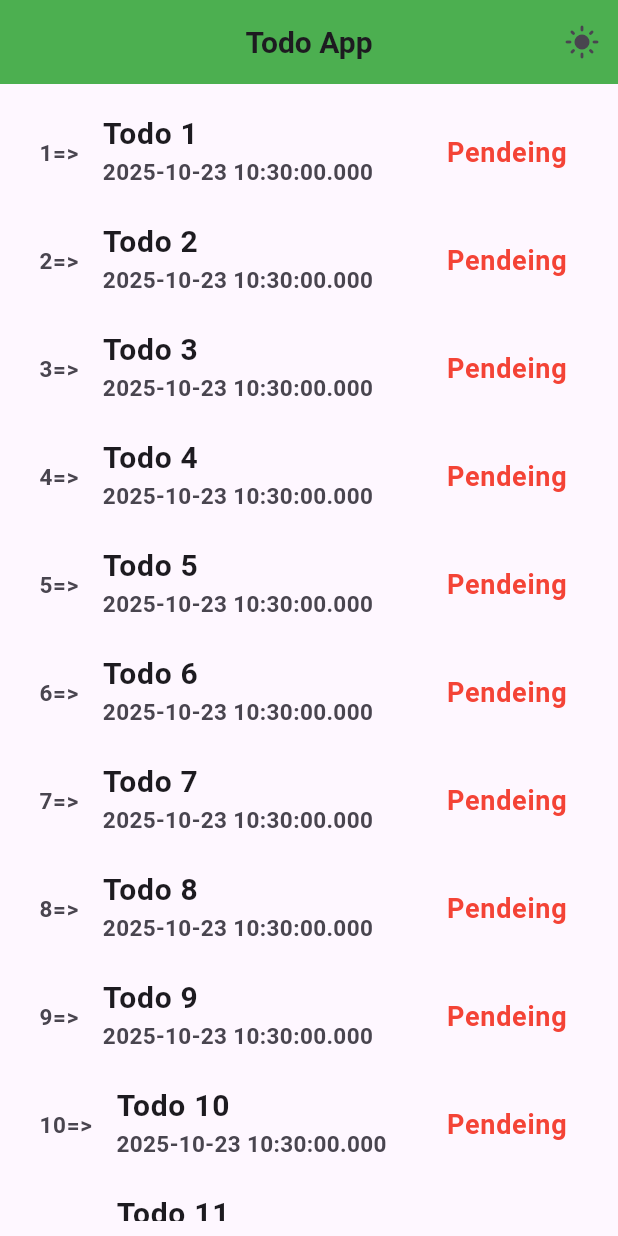
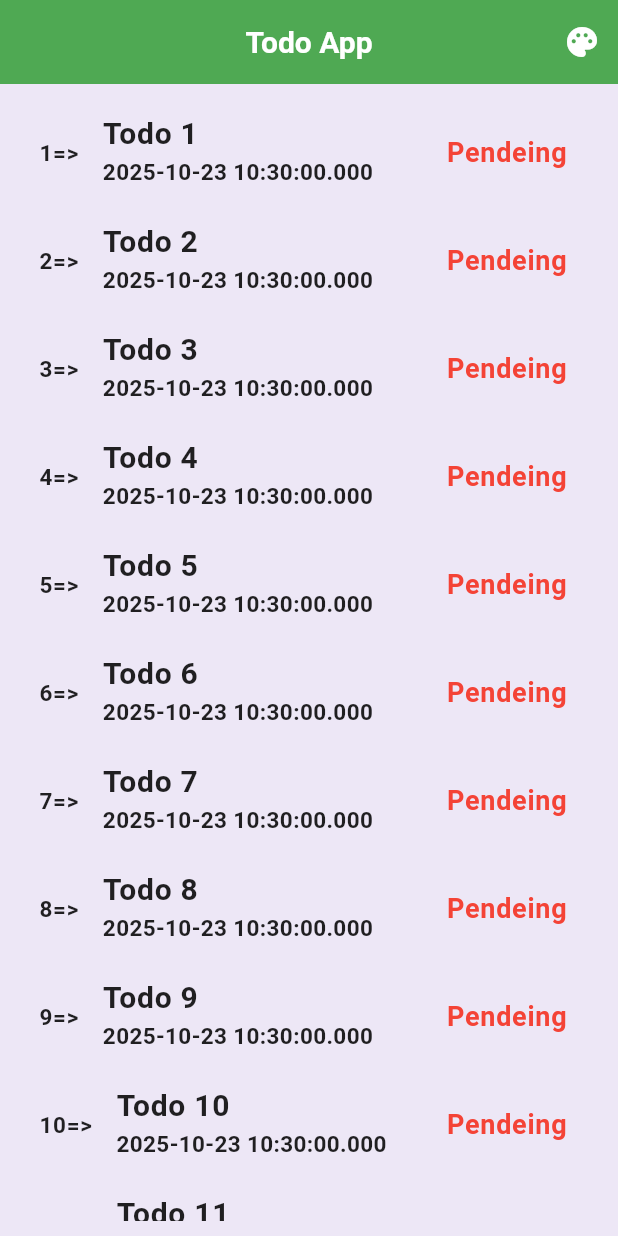
Before and after one commit to RazzaqAhmad/my_new_app, a Flutter app: the screen it shows after launch, on a phone screen of 412 x 824 dp. Run offline on Flutter 3.47's test engine with Material 3 defaults, Android fonts, the phone set to English and light mode, and no system bars.

Commit message:
Multitheme Provider

```diff
--- a/lib/My_Screens/alltodos_screen.dart
+++ b/lib/My_Screens/alltodos_screen.dart
@@ -1,5 +1,4 @@
 import 'package:flutter/material.dart';
-import 'package:my_new_app/models/todo.dart';
 import 'package:my_new_app/my_screens/singletodo_screen.dart';
 import 'package:my_new_app/providers/themprovider.dart';
 import 'package:my_new_app/providers/withprovider.dart';
@@ -15,19 +14,14 @@ class _AllTodosScreenState extends State<AllTodosScreen> {
   @override
   Widget build(BuildContext context) {
     final provider = context.watch<TodoProvider>();
+    final themprovider = context.read<ThemeProvider>();
     return Scaffold(
       appBar: AppBar(
         actions: [
           IconButton(
-            icon: Icon(
-              context.watch<ThemeProvider>().isDark
-                  ? Icons.dark_mode
-                  : Icons.light_mode,
-            ),
-            tooltip: context.watch<ThemeProvider>().isDark
-                ? 'Switch to Light Mode'
-                : 'Switch to Dark Mode',
-            onPressed: () => context.read<ThemeProvider>().toggleTheme(),
+            icon: Icon(Icons.palette),
+            tooltip: 'Switch to next theme Mode',
+            onPressed: () => themprovider.nextTheme(),
           ),
         ],
         centerTitle: true,
@@ -48,6 +42,9 @@ class _AllTodosScreenState extends State<AllTodosScreen> {
                   itemBuilder: (context, index) {
                     var singletodo = provider.todos[index];
                     return ListTile(
+                      hoverColor: themprovider.currentTheme.primaryColor,
+                      selectedColor:
+                          themprovider.currentTheme.scaffoldBackgroundColor,
                       leading: Text(
                         '${index + 1}=>',
                         style: TextStyle(
@@ -73,7 +70,7 @@ class _AllTodosScreenState extends State<AllTodosScreen> {
                         singletodo.iScompleted ? "Completed" : "Pendeing",
                         style: TextStyle(
                           color: singletodo.iScompleted
-                              ? Colors.green
+                              ? const Color.fromARGB(255, 220, 247, 221)
                               : Colors.red,
                           fontSize: 18,
                           fontWeight: FontWeight.bold,
--- a/lib/My_Screens/singletodo_screen.dart
+++ b/lib/My_Screens/singletodo_screen.dart
@@ -1,6 +1,5 @@
 import 'package:flutter/material.dart';
 import 'package:my_new_app/models/todo.dart';
-import 'package:my_new_app/my_screens/alltodos_screen.dart';
 import 'package:my_new_app/providers/withprovider.dart';
 import 'package:provider/provider.dart';
 
@@ -73,6 +72,14 @@ class SingleTodoScreen extends StatelessWidget {
                   style: TextStyle(fontSize: 18, fontWeight: FontWeight.bold),
                 ),
               ),
+              Row(
+                children: [
+                  Text(
+                    "WelCome${updatedTodo.title}",
+                    style: TextStyle(fontSize: 20, fontWeight: FontWeight.bold),
+                  ),
+                ],
+              ),
             ],
           ),
         ),
--- a/lib/main.dart
+++ b/lib/main.dart
@@ -1,8 +1,8 @@
 import 'package:flutter/material.dart';
-import 'package:my_new_app/My_Screens/alltodos_screen.dart';
-import 'package:my_new_app/providers/themprovider.dart';
-import 'package:my_new_app/providers/withprovider.dart';
 import 'package:provider/provider.dart';
+import 'providers/themprovider.dart';
+import 'My_Screens/alltodos_screen.dart';
+import 'providers/withprovider.dart';
 
 void main() {
   runApp(
@@ -11,7 +11,7 @@ void main() {
         ChangeNotifierProvider(create: (_) => ThemeProvider()),
         ChangeNotifierProvider(create: (_) => TodoProvider()),
       ],
-      child: MyApp(),
+      child: const MyApp(),
     ),
   );
 }
@@ -21,10 +21,10 @@ class MyApp extends StatelessWidget {
 
   @override
   Widget build(BuildContext context) {
-    final themeProvider = context.watch<ThemeProvider>();
+    final themeProvider = Provider.of<ThemeProvider>(context);
     return MaterialApp(
+      title: 'Todo Multi-Theme',
       debugShowCheckedModeBanner: false,
-      title: 'Todo + Theme Provider',
       theme: themeProvider.currentTheme,
       home: const AllTodosScreen(),
     );
--- a/lib/providers/themprovider.dart
+++ b/lib/providers/themprovider.dart
@@ -1,14 +1,251 @@
 import 'package:flutter/material.dart';
 
 class ThemeProvider extends ChangeNotifier {
-  bool _isDark = false;
+  int _selectedThemeIndex = 0;
+  bool _isDarkMode = false;
 
-  bool get isDark => _isDark;
+  int get selectedThemeIndex => _selectedThemeIndex;
+  bool get isDarkMode => _isDarkMode;
 
-  ThemeData get currentTheme => _isDark ? ThemeData.dark() : ThemeData.light();
+  final List<Map<String, ThemeData>> _themeSets = [
+    {
+      'light': ThemeData(
+        useMaterial3: true,
+        brightness: Brightness.light,
+        colorScheme: ColorScheme.fromSeed(seedColor: Colors.purple),
+        primaryColor: Colors.purple,
+        scaffoldBackgroundColor: const Color(0xFFEDE7F6),
+        appBarTheme: const AppBarTheme(
+          backgroundColor: Colors.purple,
+          foregroundColor: Colors.white,
+          elevation: 2,
+        ),
+        listTileTheme: const ListTileThemeData(
+          iconColor: Colors.purple,
+          textColor: Colors.black87,
+        ),
+        textTheme: const TextTheme(
+          bodyMedium: TextStyle(color: Colors.black87),
+          titleLarge: TextStyle(
+            color: Colors.purple,
+            fontWeight: FontWeight.bold,
+          ),
+        ),
+        checkboxTheme: CheckboxThemeData(
+          fillColor: WidgetStateProperty.all(Colors.purple),
+        ),
+        elevatedButtonTheme: ElevatedButtonThemeData(
+          style: ElevatedButton.styleFrom(
+            backgroundColor: Colors.purple,
+            foregroundColor: Colors.white,
+            shape: RoundedRectangleBorder(
+              borderRadius: BorderRadius.circular(8),
+            ),
+          ),
+        ),
+        floatingActionButtonTheme: const FloatingActionButtonThemeData(
+          backgroundColor: Colors.purple,
+          foregroundColor: Colors.white,
+        ),
+      ),
+      'dark': ThemeData(
+        useMaterial3: true,
+        brightness: Brightness.dark,
+        colorScheme: ColorScheme.fromSeed(
+          seedColor: Colors.deepPurple,
+          brightness: Brightness.dark,
+        ),
+        scaffoldBackgroundColor: const Color(0xFF311B92),
+        appBarTheme: const AppBarTheme(
+          backgroundColor: Color(0xFF4527A0),
+          foregroundColor: Colors.white,
+        ),
+        listTileTheme: const ListTileThemeData(
+          iconColor: Colors.white,
+          textColor: Colors.white,
+        ),
+        textTheme: const TextTheme(
+          bodyMedium: TextStyle(color: Colors.white70),
+          titleLarge: TextStyle(color: Colors.white),
+        ),
+        checkboxTheme: CheckboxThemeData(
+          fillColor: WidgetStateProperty.all(Colors.deepPurpleAccent),
+        ),
+        elevatedButtonTheme: ElevatedButtonThemeData(
+          style: ElevatedButton.styleFrom(
+            backgroundColor: Colors.deepPurpleAccent,
+            foregroundColor: Colors.white,
+          ),
+        ),
+        floatingActionButtonTheme: const FloatingActionButtonThemeData(
+          backgroundColor: Colors.deepPurpleAccent,
+          foregroundColor: Colors.white,
+        ),
+      ),
+    },
 
-  void toggleTheme() {
-    _isDark = !_isDark;
+    {
+      'light': ThemeData(
+        useMaterial3: true,
+        brightness: Brightness.light,
+        colorScheme: ColorScheme.fromSeed(seedColor: Colors.green),
+        primaryColor: Colors.green,
+        scaffoldBackgroundColor: const Color(0xFFE8F5E9),
+        appBarTheme: const AppBarTheme(
+          backgroundColor: Colors.green,
+          foregroundColor: Colors.white,
+        ),
+        listTileTheme: const ListTileThemeData(
+          iconColor: Colors.green,
+          textColor: Colors.black87,
+        ),
+        textTheme: const TextTheme(
+          bodyMedium: TextStyle(color: Colors.black87),
+          titleLarge: TextStyle(
+            color: Colors.green,
+            fontWeight: FontWeight.bold,
+          ),
+        ),
+        checkboxTheme: CheckboxThemeData(
+          fillColor: WidgetStateProperty.all(Colors.green),
+        ),
+        elevatedButtonTheme: ElevatedButtonThemeData(
+          style: ElevatedButton.styleFrom(
+            backgroundColor: Colors.green,
+            foregroundColor: Colors.white,
+            shape: RoundedRectangleBorder(
+              borderRadius: BorderRadius.circular(8),
+            ),
+          ),
+        ),
+        floatingActionButtonTheme: const FloatingActionButtonThemeData(
+          backgroundColor: Colors.green,
+          foregroundColor: Colors.white,
+        ),
+      ),
+      'dark': ThemeData(
+        useMaterial3: true,
+        brightness: Brightness.dark,
+        colorScheme: ColorScheme.fromSeed(
+          seedColor: Colors.green,
+          brightness: Brightness.dark,
+        ),
+        scaffoldBackgroundColor: const Color(0xFF1B5E20),
+        appBarTheme: const AppBarTheme(
+          backgroundColor: Color(0xFF2E7D32),
+          foregroundColor: Colors.white,
+        ),
+        listTileTheme: const ListTileThemeData(
+          iconColor: Colors.white,
+          textColor: Colors.white,
+        ),
+        textTheme: const TextTheme(
+          bodyMedium: TextStyle(color: Colors.white70),
+          titleLarge: TextStyle(color: Colors.white),
+        ),
+        checkboxTheme: CheckboxThemeData(
+          fillColor: WidgetStateProperty.all(Colors.greenAccent),
+        ),
+        elevatedButtonTheme: ElevatedButtonThemeData(
+          style: ElevatedButton.styleFrom(
+            backgroundColor: Colors.greenAccent,
+            foregroundColor: Colors.black,
+          ),
+        ),
+        floatingActionButtonTheme: const FloatingActionButtonThemeData(
+          backgroundColor: Colors.greenAccent,
+          foregroundColor: Colors.black,
+        ),
+      ),
+    },
+
+    {
+      'light': ThemeData(
+        useMaterial3: true,
+        brightness: Brightness.light,
+        colorScheme: ColorScheme.fromSeed(seedColor: Colors.blue),
+        primaryColor: Colors.blue,
+        scaffoldBackgroundColor: const Color(0xFFE3F2FD),
+        appBarTheme: const AppBarTheme(
+          backgroundColor: Colors.blue,
+          foregroundColor: Colors.white,
+        ),
+        listTileTheme: const ListTileThemeData(
+          iconColor: Colors.blue,
+          textColor: Colors.black87,
+        ),
+        textTheme: const TextTheme(
+          bodyMedium: TextStyle(color: Colors.black87),
+          titleLarge: TextStyle(
+            color: Colors.blue,
+            fontWeight: FontWeight.bold,
+          ),
+        ),
+        checkboxTheme: CheckboxThemeData(
+          fillColor: WidgetStateProperty.all(Colors.blue),
+        ),
+        elevatedButtonTheme: ElevatedButtonThemeData(
+          style: ElevatedButton.styleFrom(
+            backgroundColor: Colors.blue,
+            foregroundColor: Colors.white,
+            shape: RoundedRectangleBorder(
+              borderRadius: BorderRadius.circular(8),
+            ),
+          ),
+        ),
+        floatingActionButtonTheme: const FloatingActionButtonThemeData(
+          backgroundColor: Colors.blue,
+          foregroundColor: Colors.white,
+        ),
+      ),
+      'dark': ThemeData(
+        useMaterial3: true,
+        brightness: Brightness.dark,
+        colorScheme: ColorScheme.fromSeed(
+          seedColor: Colors.blue,
+          brightness: Brightness.dark,
+        ),
+        scaffoldBackgroundColor: const Color(0xFF0D47A1),
+        appBarTheme: const AppBarTheme(
+          backgroundColor: Color(0xFF1565C0),
+          foregroundColor: Colors.white,
+        ),
+        listTileTheme: const ListTileThemeData(
+          iconColor: Colors.white,
+          textColor: Colors.white,
+        ),
+        textTheme: const TextTheme(
+          bodyMedium: TextStyle(color: Colors.white70),
+          titleLarge: TextStyle(color: Colors.white),
+        ),
+        checkboxTheme: CheckboxThemeData(
+          fillColor: WidgetStateProperty.all(Colors.lightBlueAccent),
+        ),
+        elevatedButtonTheme: ElevatedButtonThemeData(
+          style: ElevatedButton.styleFrom(
+            backgroundColor: Colors.lightBlueAccent,
+            foregroundColor: Colors.black,
+          ),
+        ),
+        floatingActionButtonTheme: const FloatingActionButtonThemeData(
+          backgroundColor: Colors.lightBlueAccent,
+          foregroundColor: Colors.black,
+        ),
+      ),
+    },
+  ];
+
+  ThemeData get currentTheme => _isDarkMode
+      ? _themeSets[_selectedThemeIndex]['dark']!
+      : _themeSets[_selectedThemeIndex]['light']!;
+
+  void toggleDarkMode() {
+    _isDarkMode = !_isDarkMode;
+    notifyListeners();
+  }
+
+  void nextTheme() {
+    _selectedThemeIndex = (_selectedThemeIndex + 1) % _themeSets.length;
     notifyListeners();
   }
 }
--- a/lib/providers/withprovider.dart
+++ b/lib/providers/withprovider.dart
@@ -1,6 +1,5 @@
 import 'package:flutter/material.dart';
 import 'package:my_new_app/models/todo.dart';
-import 'package:my_new_app/providers/withprovider.dart';
 
 class TodoProvider extends ChangeNotifier {
   final List<Todo> _todos = todolist;
```
